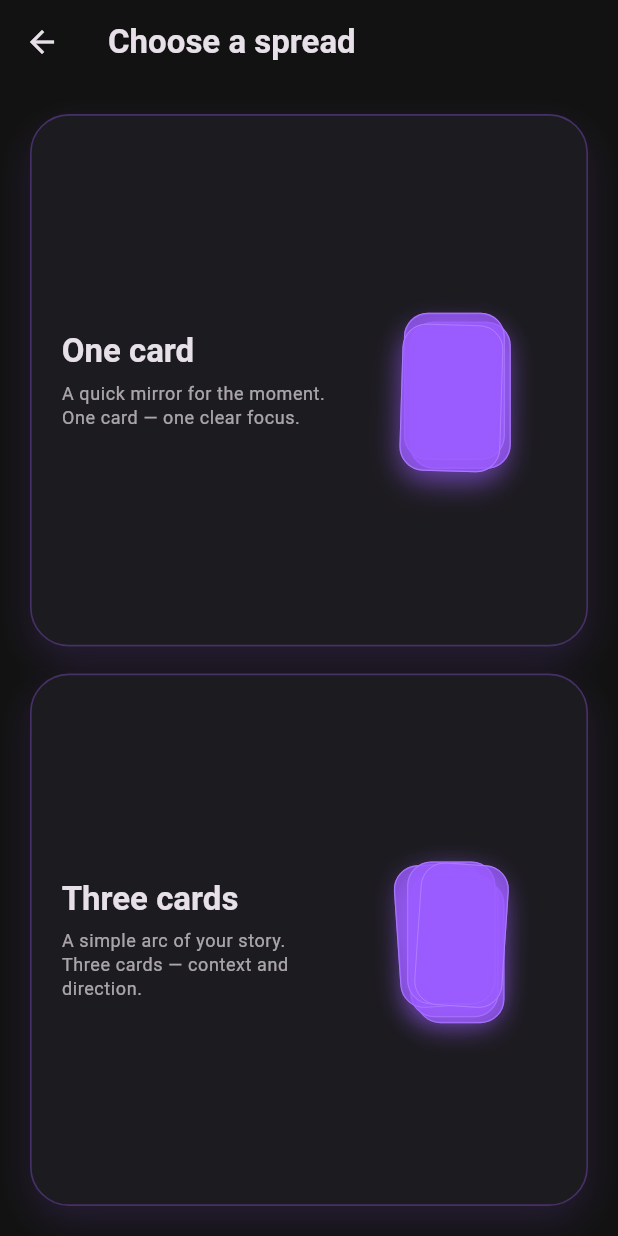
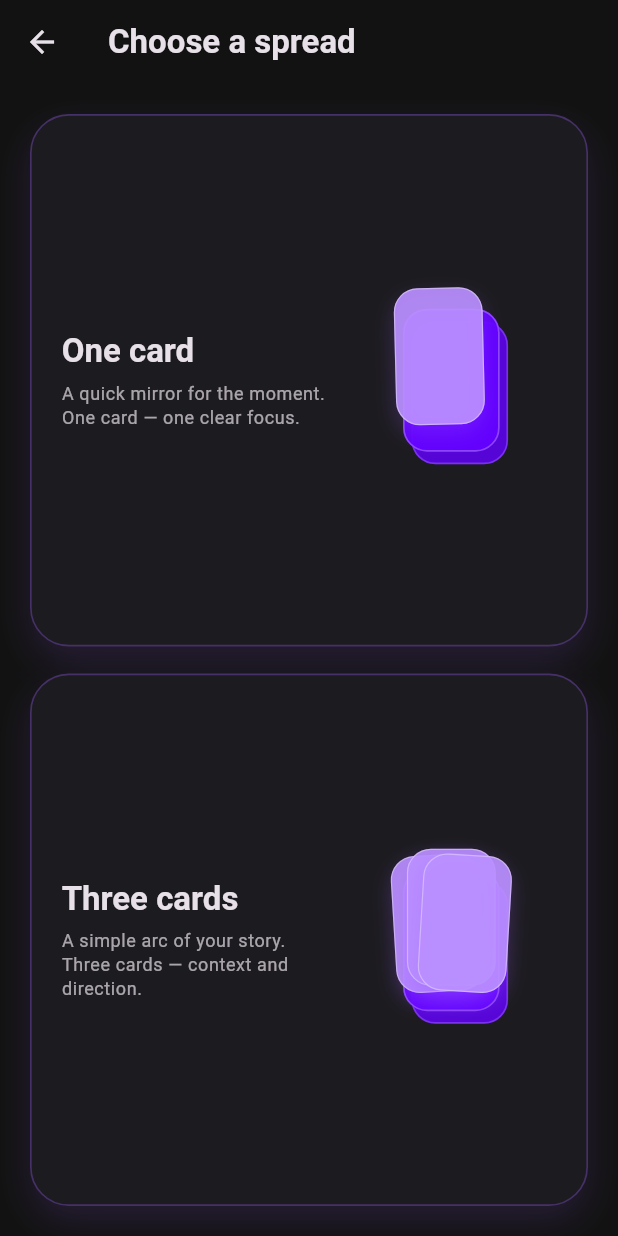
Before and after one commit to artemovbasil-oss/basil-arcana, a Flutter app: the SpreadScreen screen opened directly, on a phone screen of 412 x 824 dp. Run offline on Flutter 3.47's test engine with Material 3 defaults, Android fonts, the phone set to English and light mode, and no system bars; our stand-ins replace flutter_riverpod, hive, hive_flutter; accounts and stored records are empty; generated files the repository leaves out were written again.

Commit message:
Fix details flow and UI layouts

```diff
--- a/basil_arcana/app_flutter/lib/data/repositories/ai_repository.dart
+++ b/basil_arcana/app_flutter/lib/data/repositories/ai_repository.dart
@@ -77,6 +77,7 @@ class AiRepository {
     required ReadingMode mode,
     Map<String, dynamic>? fastReading,
     http.Client? client,
+    Duration timeout = _requestTimeout,
   }) async {
     if (!hasApiKey) {
       print(
@@ -144,7 +145,7 @@ class AiRepository {
         uri,
         requestId: requestId,
         startTimestamp: startTimestamp,
-        timeout: _requestTimeout,
+        timeout: timeout,
       );
       response = await httpClient
           .post(
@@ -152,7 +153,7 @@ class AiRepository {
             headers: headers,
             body: jsonEncode(payload),
           )
-          .timeout(_requestTimeout);
+          .timeout(timeout);
     } on TimeoutException catch (error) {
       _logFailure(
         uri,
--- a/basil_arcana/app_flutter/lib/features/spread/spread_screen.dart
+++ b/basil_arcana/app_flutter/lib/features/spread/spread_screen.dart
@@ -33,7 +33,8 @@ class SpreadScreen extends ConsumerWidget {
                       spread: oneCardSpread,
                       title: l10n.spreadOneCardTitle,
                       subtitle: l10n.spreadOneCardSubtitle,
-                      animation: const _OneCardAnimation(),
+                      animation:
+                          const SpreadIconDeck(mode: SpreadIconMode.oneCard),
                     ),
                   ),
                 if (oneCardSpread != null && threeCardSpread != null)
@@ -44,7 +45,8 @@ class SpreadScreen extends ConsumerWidget {
                       spread: threeCardSpread,
                       title: l10n.spreadThreeCardTitle,
                       subtitle: l10n.spreadThreeCardSubtitle,
-                      animation: const _ThreeCardAnimation(),
+                      animation:
+                          const SpreadIconDeck(mode: SpreadIconMode.threeCards),
                     ),
                   ),
               ],
@@ -159,14 +161,21 @@ class _SpreadOptionCard extends ConsumerWidget {
   }
 }
 
-class _OneCardAnimation extends StatefulWidget {
-  const _OneCardAnimation();
+enum SpreadIconMode { oneCard, threeCards }
+
+class SpreadIconDeck extends StatefulWidget {
+  const SpreadIconDeck({
+    super.key,
+    required this.mode,
+  });
+
+  final SpreadIconMode mode;
 
   @override
-  State<_OneCardAnimation> createState() => _OneCardAnimationState();
+  State<SpreadIconDeck> createState() => _SpreadIconDeckState();
 }
 
-class _OneCardAnimationState extends State<_OneCardAnimation>
+class _SpreadIconDeckState extends State<SpreadIconDeck>
     with SingleTickerProviderStateMixin {
   late final AnimationController _controller;
   late final Animation<double> _progress;
@@ -176,11 +185,11 @@ class _OneCardAnimationState extends State<_OneCardAnimation>
     super.initState();
     _controller = AnimationController(
       vsync: this,
-      duration: const Duration(milliseconds: 3800),
+      duration: const Duration(milliseconds: 3600),
     )..repeat(reverse: true);
     _progress = CurvedAnimation(
       parent: _controller,
-      curve: Curves.easeInOutCubic,
+      curve: Curves.easeInOut,
     );
   }
 
@@ -194,54 +203,92 @@ class _OneCardAnimationState extends State<_OneCardAnimation>
   Widget build(BuildContext context) {
     final theme = Theme.of(context);
     final primary = theme.colorScheme.primary;
-    final cardColor = primary.withOpacity(0.22);
-    final accent = primary.withOpacity(0.5);
-    final border = primary.withOpacity(0.32);
-    final shadow = primary.withOpacity(0.2);
+    final deckColor = _shiftLightness(primary, -0.18).withOpacity(0.95);
+    final deckBorder = primary.withOpacity(0.75);
+    final cardColor = _shiftLightness(primary, 0.1).withOpacity(0.92);
+    final cardBorder = Colors.white.withOpacity(0.35);
+    final shadow = primary.withOpacity(0.25);
 
     return LayoutBuilder(
       builder: (context, constraints) {
-        final cardWidth = constraints.maxWidth * 0.48;
-        final cardHeight = constraints.maxHeight * 0.7;
+        final size = constraints.biggest;
+        final deckWidth = size.width * 0.46;
+        final deckHeight = size.height * 0.68;
+        final cardWidth = deckWidth * 0.92;
+        final cardHeight = deckHeight * 0.96;
+
         return AnimatedBuilder(
           animation: _progress,
           builder: (context, _) {
             final t = _progress.value;
-            final lift = lerpDouble(26, -6, t)!;
-            final settle = Curves.easeOut.transform(t);
+            final baseOffset = Offset(size.width * 0.04, size.height * 0.06);
             return Stack(
               alignment: Alignment.center,
               children: [
-                _cardShape(
+                _deckCard(
+                  width: deckWidth,
+                  height: deckHeight,
+                  color: deckColor.withOpacity(0.82),
+                  borderColor: deckBorder.withOpacity(0.5),
+                  offset: baseOffset,
+                ),
+                _deckCard(
+                  width: deckWidth,
+                  height: deckHeight,
+                  color: deckColor,
+                  borderColor: deckBorder,
+                ),
+                if (widget.mode == SpreadIconMode.oneCard)
+                  _movingCard(
                     width: cardWidth,
                     height: cardHeight,
-                  color: cardColor.withOpacity(0.7),
-                  offset: const Offset(6, 10),
-                  borderColor: border,
+                    color: cardColor,
+                    borderColor: cardBorder,
                     shadowColor: shadow,
+                    offset: Offset(
+                      lerpDouble(0, -16, t)!,
+                      lerpDouble(0, -32, t)!,
                     ),
-                _cardShape(
+                    rotation: lerpDouble(0, -0.05, t)!,
+                  ),
+                if (widget.mode == SpreadIconMode.threeCards) ...[
+                  _movingCard(
                     width: cardWidth,
                     height: cardHeight,
-                  color: cardColor.withOpacity(0.8),
-                  offset: const Offset(2, 4),
-                  borderColor: border,
+                    color: cardColor,
+                    borderColor: cardBorder,
                     shadowColor: shadow,
+                    offset: Offset(
+                      lerpDouble(0, -18, t)!,
+                      lerpDouble(0, -22, t)!,
                     ),
-                Transform.translate(
-                  offset: Offset(0, lift),
-                  child: Transform.rotate(
-                    angle: lerpDouble(0.08, 0.0, settle)!,
-                    child: _cardShape(
+                    rotation: lerpDouble(0, -0.12, t)!,
+                  ),
+                  _movingCard(
                     width: cardWidth,
                     height: cardHeight,
-                      color: cardColor.withOpacity(0.9),
-                      borderColor: accent.withOpacity(0.75),
+                    color: cardColor,
+                    borderColor: cardBorder,
                     shadowColor: shadow,
-                      elevationGlow: true,
+                    offset: Offset(
+                      lerpDouble(0, 0, t)!,
+                      lerpDouble(0, -30, t)!,
                     ),
+                    rotation: lerpDouble(0, 0, t)!,
                   ),
+                  _movingCard(
+                    width: cardWidth,
+                    height: cardHeight,
+                    color: cardColor,
+                    borderColor: cardBorder,
+                    shadowColor: shadow,
+                    offset: Offset(
+                      lerpDouble(0, 18, t)!,
+                      lerpDouble(0, -22, t)!,
                     ),
+                    rotation: lerpDouble(0, 0.12, t)!,
+                  ),
+                ],
               ],
             );
           },
@@ -251,175 +298,63 @@ class _OneCardAnimationState extends State<_OneCardAnimation>
   }
 }
 
-class _ThreeCardAnimation extends StatefulWidget {
-  const _ThreeCardAnimation();
-
-  @override
-  State<_ThreeCardAnimation> createState() => _ThreeCardAnimationState();
-}
-
-class _ThreeCardAnimationState extends State<_ThreeCardAnimation>
-    with SingleTickerProviderStateMixin {
-  late final AnimationController _controller;
-  late final Animation<double> _fan;
-
-  @override
-  void initState() {
-    super.initState();
-    _controller = AnimationController(
-      vsync: this,
-      duration: const Duration(milliseconds: 4200),
-    )..repeat(reverse: true);
-    _fan = CurvedAnimation(parent: _controller, curve: Curves.easeInOut);
-  }
-
-  @override
-  void dispose() {
-    _controller.dispose();
-    super.dispose();
-  }
-
-  @override
-  Widget build(BuildContext context) {
-    final theme = Theme.of(context);
-    final primary = theme.colorScheme.primary;
-    final cardColor = primary.withOpacity(0.2);
-    final accent = primary.withOpacity(0.5);
-    final border = primary.withOpacity(0.3);
-    final shadow = primary.withOpacity(0.2);
-
-    return LayoutBuilder(
-      builder: (context, constraints) {
-        final cardWidth = constraints.maxWidth * 0.42;
-        final cardHeight = constraints.maxHeight * 0.68;
-        return AnimatedBuilder(
-          animation: _fan,
-          builder: (context, _) {
-            final t = _fan.value;
-            return Stack(
-              alignment: Alignment.center,
-              children: [
-                _cardShape(
-                  width: cardWidth,
-                  height: cardHeight,
-                  color: cardColor.withOpacity(0.65),
-                  offset: const Offset(6, 8),
-                  borderColor: border,
-                  shadowColor: shadow,
-                ),
-                _cardShape(
-                  width: cardWidth,
-                  height: cardHeight,
-                  color: cardColor.withOpacity(0.78),
-                  offset: const Offset(2, 4),
-                  borderColor: border,
-                  shadowColor: shadow,
-                ),
-                Transform.translate(
-                  offset: Offset(-18 * t, -8 * t),
-                  child: Transform.rotate(
-                    angle: -0.18 * t,
-                    child: _cardShape(
-                      width: cardWidth,
-                      height: cardHeight,
-                      color: cardColor.withOpacity(0.9),
-                      borderColor: border,
-                      shadowColor: shadow,
-                    ),
-                  ),
-                ),
-                Transform.translate(
-                  offset: Offset(0, -12 * t),
-                  child: _cardShape(
-                    width: cardWidth,
-                    height: cardHeight,
-                    color: cardColor.withOpacity(0.92),
-                    borderColor: accent.withOpacity(0.75),
-                    shadowColor: shadow,
-                    elevationGlow: true,
-                  ),
-                ),
-                Transform.translate(
-                  offset: Offset(18 * t, -8 * t),
-                  child: Transform.rotate(
-                    angle: 0.18 * t,
-                    child: _cardShape(
-                      width: cardWidth,
-                      height: cardHeight,
-                      color: cardColor.withOpacity(0.9),
-                      borderColor: border,
-                      shadowColor: shadow,
-                    ),
-                  ),
-                ),
-              ],
-            );
-          },
-        );
-      },
-    );
-  }
-}
-
-Widget _cardShape({
+Widget _deckCard({
   required double width,
   required double height,
   required Color color,
+  required Color borderColor,
   Offset offset = Offset.zero,
-  Color? borderColor,
-  Color? shadowColor,
-  bool elevationGlow = false,
 }) {
   return Transform.translate(
     offset: offset,
-    child: Stack(
-      children: [
-        Container(
+    child: Container(
       width: width,
       height: height,
       decoration: BoxDecoration(
-            gradient: RadialGradient(
-              center: const Alignment(0, -0.2),
-              radius: 1,
-              colors: [
-                color.withOpacity(0.95),
-                color.withOpacity(0.7),
-              ],
+        color: color,
+        borderRadius: BorderRadius.circular(16),
+        border: Border.all(color: borderColor, width: 1.1),
       ),
+    ),
+  );
+}
+
+Widget _movingCard({
+  required double width,
+  required double height,
+  required Color color,
+  required Color borderColor,
+  required Color shadowColor,
+  required Offset offset,
+  required double rotation,
+}) {
+  return Transform.translate(
+    offset: offset,
+    child: Transform.rotate(
+      angle: rotation,
+      child: Container(
+        width: width,
+        height: height,
+        decoration: BoxDecoration(
+          color: color,
           borderRadius: BorderRadius.circular(16),
-            border: borderColor != null
-                ? Border.all(color: borderColor.withOpacity(0.8), width: 1.1)
-                : null,
+          border: Border.all(color: borderColor, width: 0.8),
           boxShadow: [
-              if (shadowColor != null)
             BoxShadow(
               color: shadowColor,
-                  blurRadius: 14,
+              blurRadius: 12,
               offset: const Offset(0, 6),
-                ),
-              if (elevationGlow)
-                BoxShadow(
-                  color: borderColor?.withOpacity(0.3) ?? Colors.transparent,
-                  blurRadius: 18,
-                  offset: const Offset(0, 8),
             ),
           ],
         ),
       ),
-        Positioned.fill(
-          child: IgnorePointer(
-            child: Container(
-              decoration: BoxDecoration(
-                borderRadius: BorderRadius.circular(16),
-                border: Border.all(
-                  color: Colors.white.withOpacity(0.22),
-                  width: 0.6,
-                ),
-              ),
-            ),
-          ),
-        ),
-      ],
     ),
   );
 }
+
+Color _shiftLightness(Color color, double amount) {
+  final hsl = HSLColor.fromColor(color);
+  return hsl
+      .withLightness((hsl.lightness + amount).clamp(0.0, 1.0))
+      .toColor();
+}
```
Also changed, not shown: basil_arcana/app_flutter/lib/features/home/home_screen.dart (+46 -8 lines), basil_arcana/app_flutter/lib/features/result/result_screen.dart (+31 -1 lines), basil_arcana/app_flutter/lib/features/result/widgets/chat_widgets.dart (+27 -5 lines), basil_arcana/app_flutter/lib/state/reading_flow_controller.dart (+30 -1 lines). Lines whose indentation alone changed are shown as unchanged.
